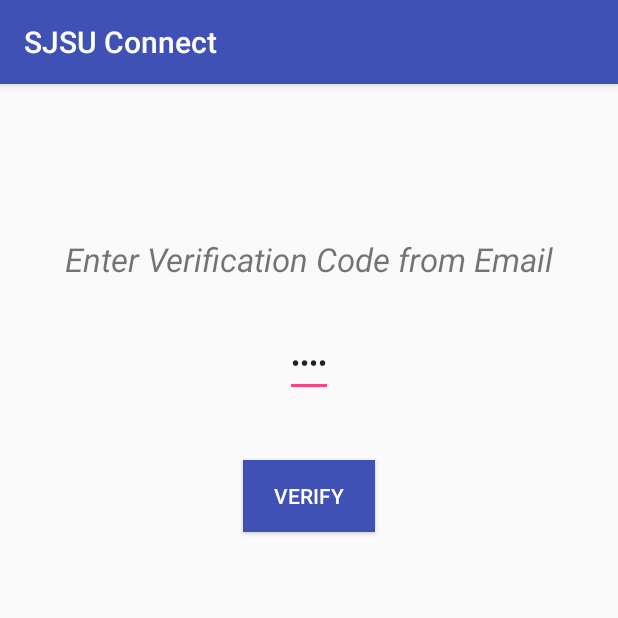
After one commit to Sagar-Mane/Social-Networking-Application, an Android app: the verifyUser screen opened directly, with no data from a screen before it, on a phone screen of 412 x 824 dp, the top half of it. The commit adds this screen. Run offline under Robolectric (Android 15) with nearby library versions, the phone set to English and light mode, and no system bars.

Commit message:
Adding verify user activity and improving register user UI

```diff
--- a/src/SJSUConnect/app/src/main/AndroidManifest.xml
+++ b/src/SJSUConnect/app/src/main/AndroidManifest.xml
@@ -20,7 +20,8 @@
             </intent-filter>
         </activity>
         <activity android:name=".MainScreen" />
-        <activity android:name=".RegisterNewUser"></activity>
+        <activity android:name=".RegisterNewUser" />
+        <activity android:name=".verifyUser"></activity>
     </application>
 
 </manifest>
--- a/src/SJSUConnect/app/src/main/java/bananatechnologies/sjsuconnect/MainActivity.java
+++ b/src/SJSUConnect/app/src/main/java/bananatechnologies/sjsuconnect/MainActivity.java
@@ -44,8 +44,8 @@ public class MainActivity extends AppCompatActivity {
                 Log.i(TAG,"Reporting from login button pressed");
                 Log.i(TAG,"Email="+email.getText()+"Password="+password.getText());
 
-                //startMainScreen();
-                login();
+                startMainScreen();
+                //login();
             }
         });
 
--- /dev/null
+++ b/src/SJSUConnect/app/src/main/java/bananatechnologies/sjsuconnect/verifyUser.java
@@ -0,0 +1,13 @@
+package bananatechnologies.sjsuconnect;
+
+import android.support.v7.app.AppCompatActivity;
+import android.os.Bundle;
+
+public class verifyUser extends AppCompatActivity {
+
+    @Override
+    protected void onCreate(Bundle savedInstanceState) {
+        super.onCreate(savedInstanceState);
+        setContentView(R.layout.activity_verify_user);
+    }
+}
--- a/src/SJSUConnect/app/src/main/res/layout/activity_main.xml
+++ b/src/SJSUConnect/app/src/main/res/layout/activity_main.xml
@@ -62,13 +62,13 @@
 
         <Button
             android:id="@+id/create_account"
-            android:layout_width="250dp"
+            android:layout_width="260dp"
             android:layout_height="32dp"
             android:layout_alignStart="@+id/textView2"
             android:layout_below="@+id/textView2"
             android:layout_marginTop="23dp"
             android:background="#0daf18"
-            android:text="CREATE NEW FACEBOOK ACCOUNT"
+            android:text="CREATE NEW SJSU CONNECT ACCOUNT"
             android:textColor="#FFFFFF"
             android:textSize="13dp" />
 
--- /dev/null
+++ b/src/SJSUConnect/app/src/main/res/layout/activity_verify_user.xml
@@ -0,0 +1,46 @@
+<?xml version="1.0" encoding="utf-8"?>
+<LinearLayout xmlns:android="http://schemas.android.com/apk/res/android"
+    xmlns:app="http://schemas.android.com/apk/res-auto"
+    xmlns:tools="http://schemas.android.com/tools"
+    android:layout_width="match_parent"
+    android:layout_height="match_parent"
+    tools:context="bananatechnologies.sjsuconnect.verifyUser">
+
+    <RelativeLayout
+        android:layout_width="match_parent"
+        android:layout_height="match_parent">
+
+        <TextView
+            android:layout_width="wrap_content"
+            android:layout_height="wrap_content"
+            android:layout_above="@+id/button"
+            android:layout_centerHorizontal="true"
+            android:layout_marginBottom="77dp"
+            android:text="Enter Verification Code from Email"
+            android:textSize="22dp"
+            android:textStyle="italic" />
+
+        <EditText
+            android:id="@+id/verification_code"
+            android:layout_width="wrap_content"
+            android:layout_height="wrap_content"
+            android:layout_marginTop="163dp"
+            android:inputType="numberPassword"
+            android:maxLength="4"
+            android:text="****"
+            android:layout_alignParentTop="true"
+            android:layout_centerHorizontal="true" />
+
+        <Button
+            android:id="@+id/button"
+            android:layout_width="wrap_content"
+            android:layout_height="wrap_content"
+            android:layout_marginTop="42dp"
+            android:background="@color/colorPrimary"
+            android:text="Verify"
+            android:textColor="#ffffff"
+            android:layout_below="@+id/verification_code"
+            android:layout_centerHorizontal="true" />
+    </RelativeLayout>
+
+</LinearLayout>
```
Also changed, not shown: src/SJSUConnect/app/src/main/java/bananatechnologies/sjsuconnect/RegisterNewUser.java (+24 -0 lines).
